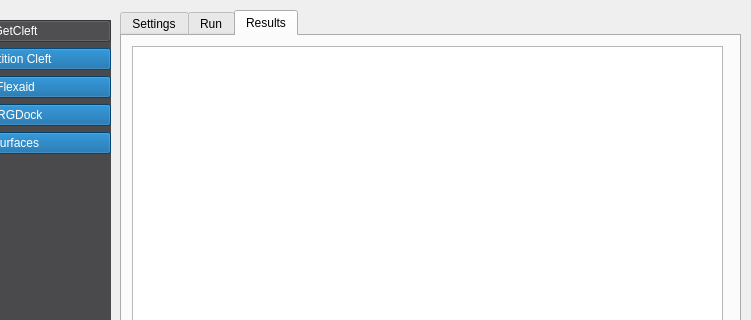
ThomasDesc/NRG_plugin, file nrgdock_widget.ui: the form before one commit; both pictures show x 90 to 841 and y 0 to 320 of the 841 by 659 pixel window.
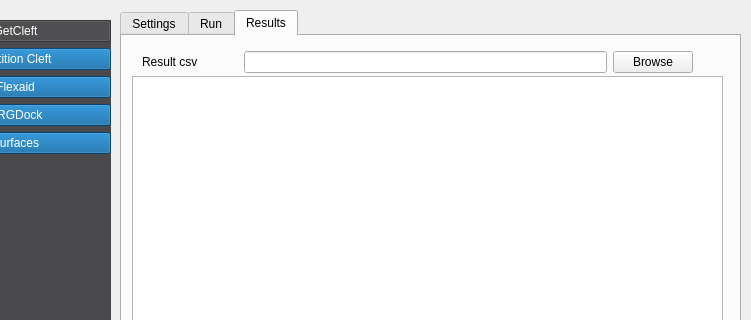
The form after the commit. The open tabs and pages were chosen to show the change.

What changed in the file:
```diff
--- a/nrgdock_widget.ui
+++ b/nrgdock_widget.ui
@@ -1489,12 +1489,57 @@
        <property name="geometry">
         <rect>
          <x>10</x>
-         <y>10</y>
+         <y>40</y>
          <width>591</width>
-         <height>381</height>
+         <height>351</height>
         </rect>
        </property>
       </widget>
+      <widget class="QWidget" name="gridLayoutWidget_8">
+       <property name="geometry">
+        <rect>
+         <x>20</x>
+         <y>10</y>
+         <width>551</width>
+         <height>33</height>
+        </rect>
+       </property>
+       <layout class="QGridLayout" name="gridLayout_12">
+        <item row="0" column="2">
+         <widget class="QLineEdit" name="nrgdock_result_path"/>
+        </item>
+        <item row="0" column="1">
+         <spacer name="horizontalSpacer_5">
+          <property name="orientation">
+           <enum>Qt::Horizontal</enum>
+          </property>
+          <property name="sizeType">
+           <enum>QSizePolicy::Preferred</enum>
+          </property>
+          <property name="sizeHint" stdset="0">
+           <size>
+            <width>40</width>
+            <height>20</height>
+           </size>
+          </property>
+         </spacer>
+        </item>
+        <item row="0" column="0">
+         <widget class="QLabel" name="label_6">
+          <property name="text">
+           <string>Result csv</string>
+          </property>
+         </widget>
+        </item>
+        <item row="0" column="3">
+         <widget class="QPushButton" name="nrgdock_result_browse_button">
+          <property name="text">
+           <string>Browse</string>
+          </property>
+         </widget>
+        </item>
+       </layout>
+      </widget>
      </widget>
     </widget>
    </widget>
```
Left out of the diff: 4 changed lines with no effect on the pictures.
